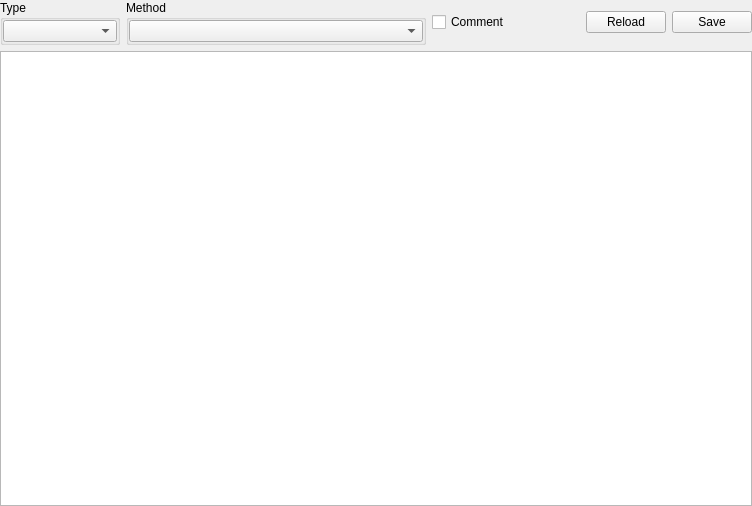
Before: the Qt Designer form xfileinfowidget.ui in horsicq/XFileInfo, drawn with Qt 5.
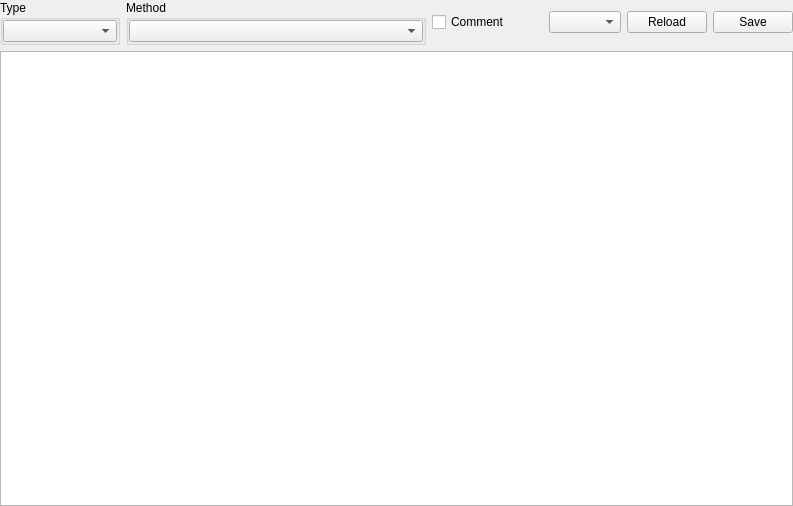
After: the same form once the commit is applied.

Patch:
```diff
--- a/xfileinfowidget.ui
+++ b/xfileinfowidget.ui
@@ -6,7 +6,7 @@
    <rect>
     <x>0</x>
     <y>0</y>
-    <width>752</width>
+    <width>793</width>
     <height>506</height>
    </rect>
   </property>
@@ -108,6 +108,9 @@
        </property>
       </spacer>
      </item>
+     <item>
+      <widget class="QComboBox" name="comboBoxShow"/>
+     </item>
      <item>
       <widget class="QPushButton" name="pushButtonReload">
        <property name="text">
```
